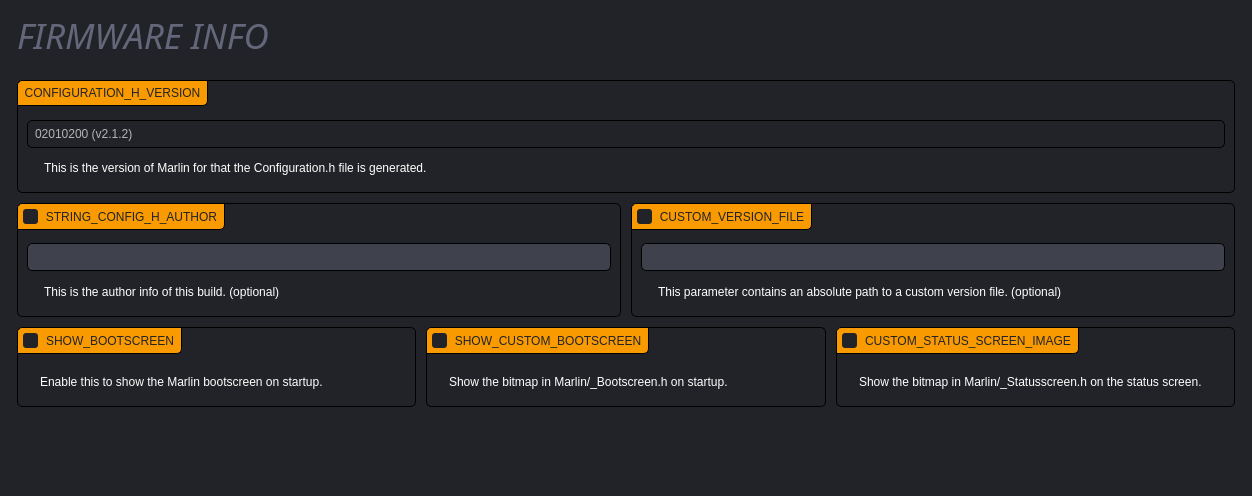
First picture: the form in gui/FirmwarePage.ui, repository SimonBuxx/iloop-marlin-configurator, before the edit.
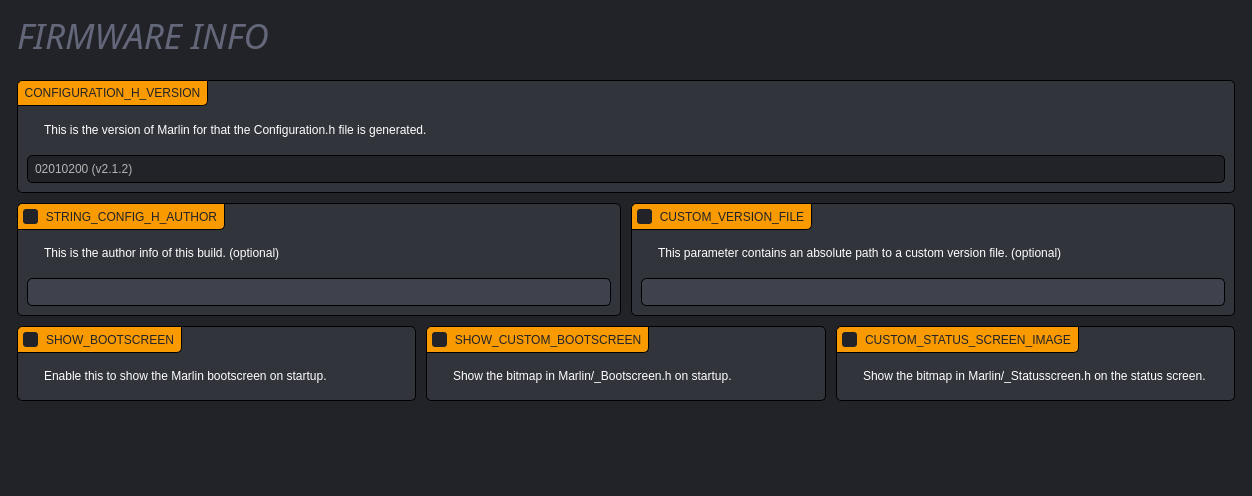
Second picture: the form after the edit. Icons and pictures are not drawn.

The edit to the form file:
```diff
--- a/gui/FirmwarePage.ui
+++ b/gui/FirmwarePage.ui
@@ -26,6 +26,7 @@
 
 QWidget {
         font-family: &quot;Source Sans Pro&quot;;
+		background: none;
 }
 
 QLabel:!disabled {
@@ -36,7 +37,7 @@
 	border: 1px solid black;
 	border-radius: 5px;
 	background: rgb(34, 35, 40);
-	padding-top: 30px;
+	padding-top: 25px;
 }
 
 QGroupBox::title {
@@ -53,7 +54,16 @@
 	color: rgb(180, 180, 180);
 }
 
-QGroupBox:focus {
+QGroupBox:checked:!disabled {
+	background: rgb(50, 52, 59);
+}
+
+QGroupBox:focus:!checked {
+	border: 1px solid rgb(249, 154, 0);
+	background: rgb(26, 26, 30);
+}
+
+QGroupBox:focus:checked {
 	border: 1px solid rgb(249, 154, 0);
 }
 
@@ -266,6 +276,11 @@
      <property name="focusPolicy">
       <enum>Qt::StrongFocus</enum>
      </property>
+     <property name="styleSheet">
+      <string notr="true">QGroupBox:!disabled {
+	background: rgb(50, 52, 59);
+}</string>
+     </property>
      <property name="title">
       <string>CONFIGURATION_H_VERSION</string>
      </property>
@@ -276,22 +291,9 @@
       <bool>false</bool>
      </property>
      <layout class="QGridLayout" name="gridLayout_2">
-      <property name="horizontalSpacing">
+      <property name="spacing">
        <number>10</number>
       </property>
-      <property name="verticalSpacing">
-       <number>5</number>
-      </property>
-      <item row="1" column="1">
-       <widget class="QLabel" name="label">
-        <property name="text">
-         <string>This is the version of Marlin for that the Configuration.h file is generated.</string>
-        </property>
-        <property name="wordWrap">
-         <bool>true</bool>
-        </property>
-       </widget>
-      </item>
       <item row="1" column="0">
        <widget class="QLabel" name="label_2">
         <property name="sizePolicy">
@@ -308,7 +310,17 @@
         </property>
        </widget>
       </item>
-      <item row="0" column="0" colspan="2">
+      <item row="1" column="1">
+       <widget class="QLabel" name="label">
+        <property name="text">
+         <string>This is the version of Marlin for that the Configuration.h file is generated.</string>
+        </property>
+        <property name="wordWrap">
+         <bool>true</bool>
+        </property>
+       </widget>
+      </item>
+      <item row="2" column="0" colspan="2">
        <widget class="QLineEdit" name="lineEdit">
         <property name="enabled">
          <bool>false</bool>
@@ -370,26 +382,10 @@
          <bool>true</bool>
         </property>
         <layout class="QGridLayout" name="gridLayout_3">
-         <property name="horizontalSpacing">
+         <property name="spacing">
           <number>10</number>
          </property>
-         <item row="2" column="0">
-          <widget class="QLabel" name="label_3">
-           <property name="sizePolicy">
-            <sizepolicy hsizetype="Fixed" vsizetype="Fixed">
-             <horstretch>0</horstretch>
-             <verstretch>0</verstretch>
-            </sizepolicy>
-           </property>
-           <property name="text">
-            <string/>
-           </property>
-           <property name="pixmap">
-            <pixmap resource="../resources/resources.qrc">:/info_FILL0_wght100_GRAD0_opsz20.svg</pixmap>
-           </property>
-          </widget>
-         </item>
-         <item row="2" column="1">
+         <item row="0" column="1" colspan="2">
           <widget class="QLabel" name="label_4">
            <property name="text">
             <string>This is the author info of this build. (optional)</string>
@@ -399,7 +395,23 @@
            </property>
           </widget>
          </item>
-         <item row="1" column="0" colspan="2">
+         <item row="0" column="0">
+          <widget class="QLabel" name="label_3">
+           <property name="sizePolicy">
+            <sizepolicy hsizetype="Fixed" vsizetype="Fixed">
+             <horstretch>0</horstretch>
+             <verstretch>0</verstretch>
+            </sizepolicy>
+           </property>
+           <property name="text">
+            <string/>
+           </property>
+           <property name="pixmap">
+            <pixmap resource="../resources/resources.qrc">:/info_FILL0_wght100_GRAD0_opsz20.svg</pixmap>
+           </property>
+          </widget>
+         </item>
+         <item row="1" column="0" colspan="3">
           <widget class="QLineEdit" name="uAuthorNameEdit">
            <property name="sizePolicy">
             <sizepolicy hsizetype="Expanding" vsizetype="Fixed">
@@ -421,7 +433,7 @@
          <bool>true</bool>
         </property>
         <layout class="QGridLayout" name="gridLayout_4">
-         <property name="horizontalSpacing">
+         <property name="spacing">
           <number>10</number>
          </property>
          <item row="1" column="1">
@@ -450,7 +462,7 @@
            </property>
           </widget>
          </item>
-         <item row="0" column="0" colspan="2">
+         <item row="2" column="0" colspan="2">
           <widget class="QLineEdit" name="uCustomVersionFileEdit">
            <property name="sizePolicy">
             <sizepolicy hsizetype="Expanding" vsizetype="Fixed">
@@ -594,6 +606,9 @@
          <bool>true</bool>
         </property>
         <layout class="QGridLayout" name="gridLayout_9">
+         <property name="spacing">
+          <number>10</number>
+         </property>
          <item row="0" column="0">
           <widget class="QLabel" name="label_10">
            <property name="sizePolicy">
@@ -632,6 +647,9 @@
          <bool>true</bool>
         </property>
         <layout class="QGridLayout" name="gridLayout_8">
+         <property name="spacing">
+          <number>10</number>
+         </property>
          <item row="0" column="0">
           <widget class="QLabel" name="label_8">
            <property name="sizePolicy">
@@ -673,6 +691,9 @@
          <bool>true</bool>
         </property>
         <layout class="QGridLayout" name="gridLayout_10">
+         <property name="spacing">
+          <number>10</number>
+         </property>
          <item row="0" column="0">
           <widget class="QLabel" name="label_12">
            <property name="sizePolicy">
```
